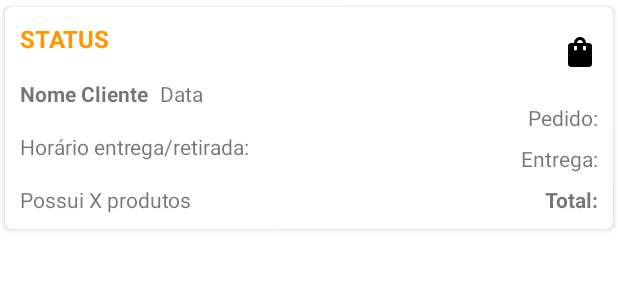
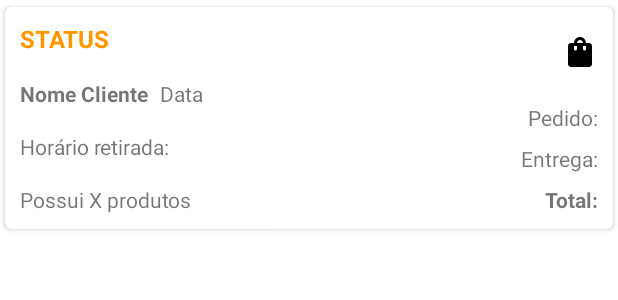
Before and after one commit to MateusAndreatta/GabriellasBrigadeiria, an Android app: the layout order_recycler_item.xml on its own in the app's theme, with its tools: preview values and no code run, on a phone screen of 412 x 824 dp. Shown: the top 300 px of the screen. Run offline under Robolectric (Android 15) with nearby library versions, the phone set to English and light mode, and no system bars.

Commit message:
Order time custom string

```diff
--- a/app/src/main/java/com/mateusandreatta/gabriellasbrigadeiria/OrdersArrayAdapter.java
+++ b/app/src/main/java/com/mateusandreatta/gabriellasbrigadeiria/OrdersArrayAdapter.java
@@ -56,7 +56,10 @@ public class OrdersArrayAdapter extends RecyclerView.Adapter<OrdersArrayAdapter.
         holder.textViewStatus.setText(order.getStatus());
         holder.textViewClientName.setText(order.getClient().getName());
         holder.textViewDate.setText(simpleDateFormat.format(order.getDate()));
-        holder.textViewTime.setText(c.getString(R.string.item_view_time) + " " +  order.getDeliveryTime());
+        if(order.isDelivery())
+            holder.textViewTime.setText(c.getString(R.string.item_view_time_delivery) + " " +  order.getDeliveryTime());
+        else
+            holder.textViewTime.setText(c.getString(R.string.item_view_time) + " " +  order.getDeliveryTime());
         holder.textViewProducts.setText("Possui " + order.getProducts().size() + " Produtos");
         holder.textViewOrderPrice.setText(c.getString(R.string.item_view_order) + " " + Global.formatCurrencyDoubleValue(order.getTotal() - order.getDeliveryFee()));
         holder.textViewOrderDeliveryFee.setText(c.getString(R.string.item_view_delivery) + " " + Global.formatCurrencyDoubleValue(order.getDeliveryFee()));
--- a/app/src/main/res/values/strings.xml
+++ b/app/src/main/res/values/strings.xml
@@ -48,7 +48,8 @@
     <!-- Tabs -->
     <string name="tab_text_1">Pedido</string>
     <string name="tab_text_2">Cliente</string>
-    <string name="item_view_time">Horário entrega/retirada: </string>
+    <string name="item_view_time">Horário retirada: </string>
+    <string name="item_view_time_delivery">Horário entrega: </string>
     <string name="item_view_total">Total: </string>
     <string name="item_view_delivery">Entrega: </string>
     <string name="item_view_order">Pedido: </string>
```
